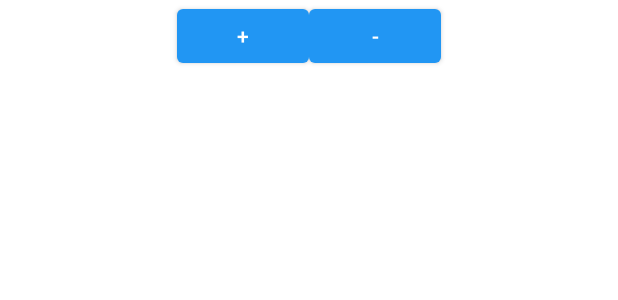
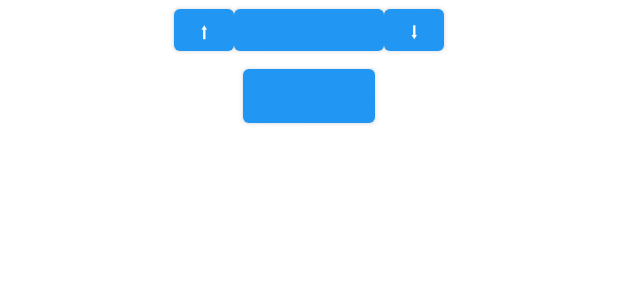
Before and after one commit to jumagaliev1/bugin-erten, an Android app: the layout fragment_days.xml on its own in the app's theme, with its tools: preview values and no code run, on a phone screen of 412 x 824 dp. Shown: the top 300 px of the screen. Run offline under Robolectric (Android 15) with nearby library versions, the phone set to English and light mode, and no system bars.

Commit message:
Add feature to change font styles

```diff
--- a/app/src/main/java/com/example/bugin_erten/database/QaraSozDao.kt
+++ b/app/src/main/java/com/example/bugin_erten/database/QaraSozDao.kt
@@ -21,7 +21,7 @@ interface QaraSozDao {
     fun clear()
 
     @Query("DELETE FROM qarasozder_table WHERE sozId = :key")
-    suspend fun delete(key: Long): QaraSoz?
+    suspend fun delete(key: Long)
 
     @Query("SELECT * FROM qarasozder_table ORDER BY sozId DESC")
     fun getAll(): LiveData<List<QaraSoz>>
--- a/app/src/main/res/layout/fragment_days.xml
+++ b/app/src/main/res/layout/fragment_days.xml
@@ -34,15 +34,26 @@
 
                     <Button
                         android:id="@+id/btn_increase"
-                        android:layout_width="wrap_content"
-                        android:layout_height="wrap_content"
-                        android:text="+" />
+                        android:layout_width="40dp"
+                        android:layout_height="40dp"
+                        android:text="&#11014;" />
+                    <Button
+                        android:id="@+id/btn_fontChange"
+                        android:text="@{daysViewModel.titleFont}"
+                        android:layout_width="100dp"
+                        android:layout_height="40dp"/>
                     <Button
                         android:id="@+id/btn_decrease"
-                        android:layout_width="wrap_content"
-                        android:layout_height="wrap_content"
-                        android:text="-"/>
+                        android:layout_width="40dp"
+                        android:layout_height="40dp"
+                        android:text="&#11015;"/>
                 </LinearLayout>
+                <Button
+                    android:id="@+id/btn_fontStyle"
+                    android:layout_width="wrap_content"
+                    android:layout_gravity="center"
+                    android:text="@{daysViewModel.styleTitle}"
+                    android:layout_height="wrap_content"/>
 
 
                 <TextView
@@ -60,7 +71,7 @@
                     android:text="@{daysViewModel.qaraSoz.qaraSozText}"
                     android:gravity="center"
                     android:textColor="@color/black"
-                    android:textSize="@{daysViewModel.textSize}"
+                    android:textSize="20sp"
                    />
 
             </LinearLayout>
```
Also changed, not shown: app/src/main/java/com/example/bugin_erten/DaysFragment.kt (+37 -9 lines), app/src/main/java/com/example/bugin_erten/DaysViewModel.kt (+42 -0 lines).
